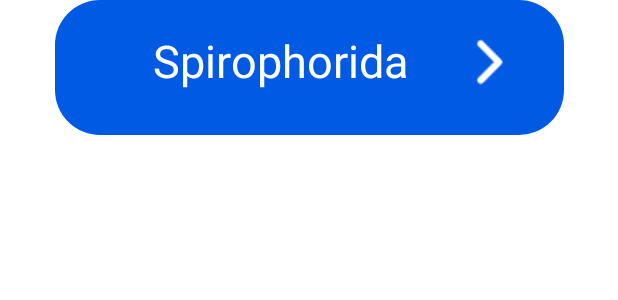
After one commit to GuimaraesSl/TheBug_Zoo, an Android app: the layout layout_list_search.xml on its own in the app's theme, with its tools: preview values and no code run, on a phone screen of 412 x 824 dp. The commit adds this screen. Shown: the top 300 px of the screen. Run offline under Robolectric (Android 15) with nearby library versions, the phone set to English and light mode, and no system bars.

Commit message:
CODIGO 2021

```diff
--- /dev/null
+++ b/app/src/main/res/layout/layout_list_search.xml
@@ -0,0 +1,49 @@
+<?xml version="1.0" encoding="utf-8"?>
+<LinearLayout xmlns:android="http://schemas.android.com/apk/res/android"
+    xmlns:app="http://schemas.android.com/apk/res-auto"
+    xmlns:tools="http://schemas.android.com/tools"
+    android:orientation="vertical"
+    android:layout_width="match_parent"
+    android:layout_height="match_parent">
+
+    <androidx.constraintlayout.widget.ConstraintLayout
+        android:layout_width="match_parent"
+        android:layout_height="wrap_content">
+
+        <ImageButton
+            android:id="@+id/buttonTeste"
+            android:layout_width="339.5dp"
+            android:layout_height="90dp"
+            android:background="@null"
+            app:layout_constraintEnd_toEndOf="parent"
+            app:layout_constraintStart_toStartOf="parent"
+            app:layout_constraintTop_toTopOf="parent"
+            app:srcCompat="@drawable/background_button"
+            tools:ignore="MissingConstraints" />
+
+        <TextView
+            android:id="@+id/textTeste"
+            android:layout_width="wrap_content"
+            android:layout_height="wrap_content"
+            android:layout_marginTop="20dp"
+            android:text="Spirophorida"
+            android:textColor="@color/white"
+            android:textSize="30sp"
+            app:layout_constraintEnd_toEndOf="@+id/buttonTeste"
+            app:layout_constraintHorizontal_bias="0.386"
+            app:layout_constraintStart_toStartOf="@+id/buttonTeste"
+            app:layout_constraintTop_toTopOf="@+id/buttonTeste" />
+
+        <ImageView
+            android:id="@+id/imageSeta3"
+            android:layout_width="wrap_content"
+            android:layout_height="wrap_content"
+            android:src="@drawable/icon_seta"
+            android:layout_marginLeft="45dp"
+            android:layout_marginTop="26dp"
+            app:layout_constraintStart_toEndOf="@+id/textTeste"
+            app:layout_constraintTop_toTopOf="@+id/buttonTeste" />
+
+    </androidx.constraintlayout.widget.ConstraintLayout>
+
+</LinearLayout>
```
Also changed, not shown: app/src/main/java/com/example/thebug_zoo/adapter/SpeciesAdapter.java (added, +30 -0 lines), app/src/main/java/com/example/thebug_zoo/adapter/favSpeciesAdapter.java (added, +57 -0 lines), app/src/main/java/com/example/thebug_zoo/pages/Search.java (+49 -14 lines), app/src/main/res/layout/content_search.xml (+47 -37 lines).
